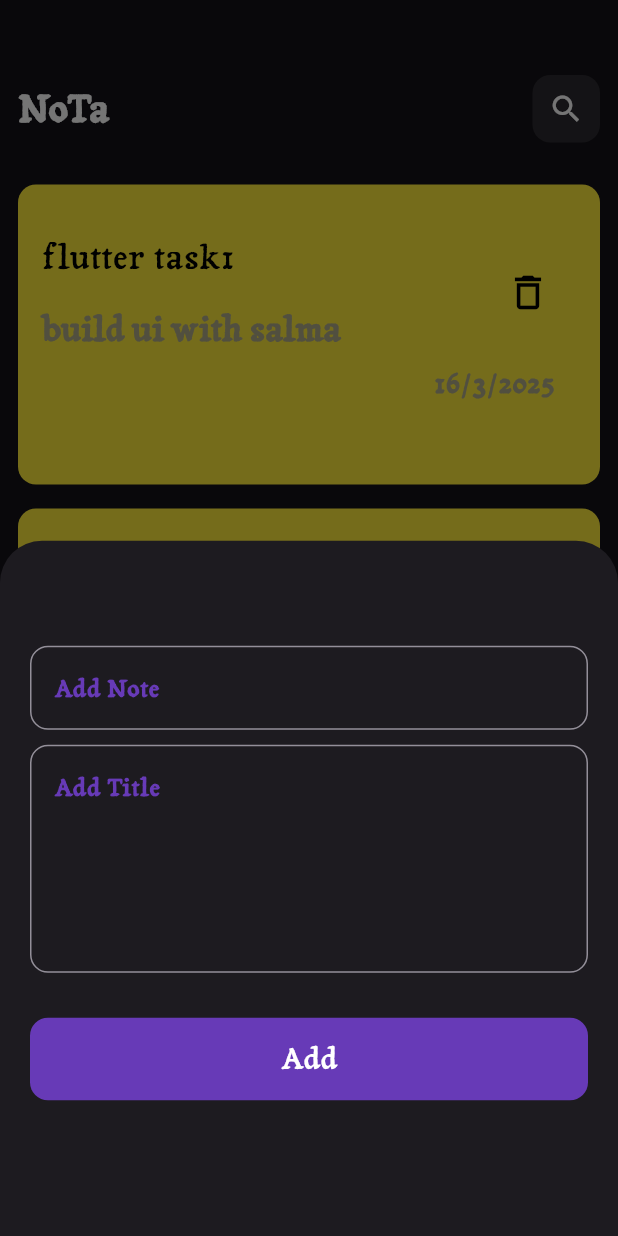
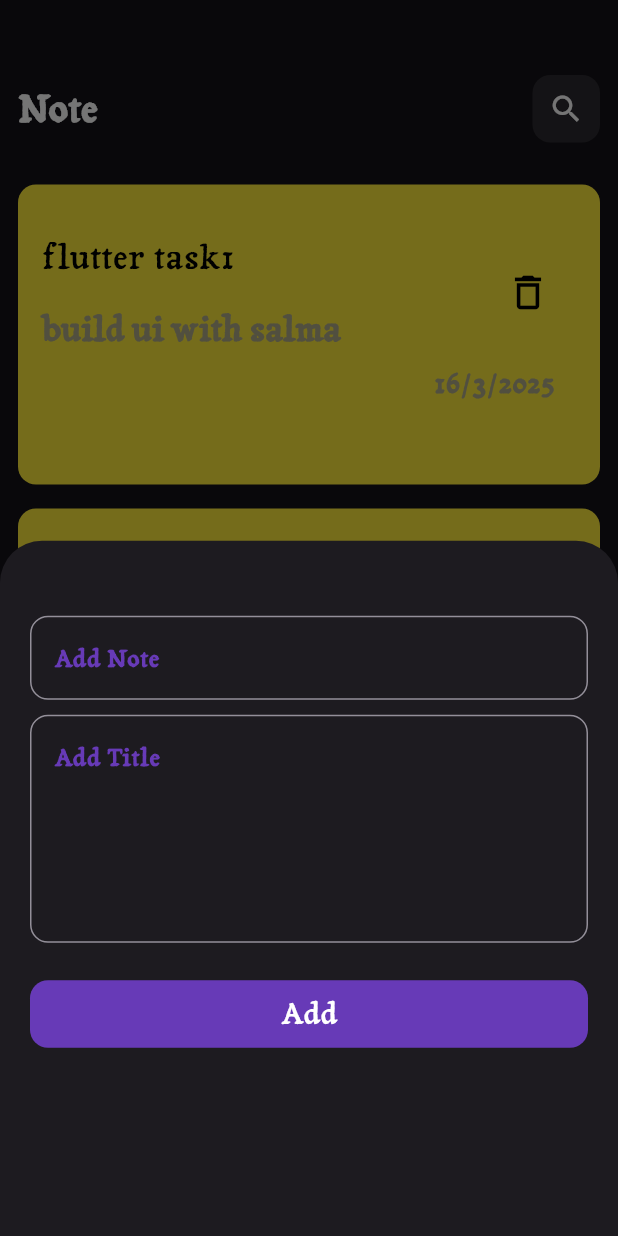
Before and after one commit to salmaalhadad0/nota, a Flutter app: the screen it shows after launch, after a tap on the "add" icon, on a phone screen of 412 x 824 dp. Run offline on Flutter 3.47's test engine with Material 3 defaults, Android fonts, the phone set to English and light mode, and no system bars.

Commit message:
finish ui

```diff
--- a/lib/widget/add_model_progress_sheet.dart
+++ b/lib/widget/add_model_progress_sheet.dart
@@ -1,5 +1,6 @@
 import 'package:flutter/material.dart';
 import 'package:nota/widget/custome_text_feild.dart';
+import 'package:nota/widget/customebottom.dart';
 
 class AddModelProgressSheet extends StatelessWidget {
   const AddModelProgressSheet({super.key});
@@ -10,25 +11,12 @@ class AddModelProgressSheet extends StatelessWidget {
       padding: const EdgeInsets.all(20.0),
       child: Column(
         children: [
-          SizedBox(height: 50),
+          SizedBox(height: 30),
           CustomeTextFeild(text: "Add Note", Maxlines: 1),
           SizedBox(height: 10),
           CustomeTextFeild(text: "Add Title", Maxlines: 5),
-          SizedBox(height: 30),
-          Container(
-            height: 55,
-            width: double.infinity,
-            decoration: BoxDecoration(
-              borderRadius: BorderRadius.circular(12),
-              color: Colors.deepPurple,
-            ),
-            child: Center(
-              child: Text(
-                "Add",
-                style: TextStyle(color: Colors.white, fontSize: 20),
-              ),
-            ),
-          ),
+          SizedBox(height: 25),
+          Customebottom(),
         ],
       ),
     );
--- /dev/null
+++ b/lib/widget/customebottom.dart
@@ -0,0 +1,20 @@
+import 'package:flutter/material.dart';
+
+class Customebottom extends StatelessWidget {
+  const Customebottom({super.key});
+
+  @override
+  Widget build(BuildContext context) {
+    return Container(
+      height: 45,
+      width: double.infinity,
+      decoration: BoxDecoration(
+        borderRadius: BorderRadius.circular(12),
+        color: Colors.deepPurple,
+      ),
+      child: Center(
+        child: Text("Add", style: TextStyle(color: Colors.white, fontSize: 20)),
+      ),
+    );
+  }
+}
--- a/lib/widget/nota_view_body.dart
+++ b/lib/widget/nota_view_body.dart
@@ -10,7 +10,7 @@ class NotaViewBody extends StatelessWidget {
     return Column(
       children: [
         SizedBox(height: 50),
-        NoteAppbar(),
+        NoteAppbar(text: "Note", icon: Icons.search),
         SizedBox(height: 20),
         Expanded(child: NoteListViewItem()),
       ],
--- a/lib/widget/note_appBar.dart
+++ b/lib/widget/note_appBar.dart
@@ -1,14 +1,16 @@
 import 'package:flutter/material.dart';
 
 class NoteAppbar extends StatelessWidget {
-  const NoteAppbar({super.key});
+  NoteAppbar({super.key, required this.text, required this.icon});
 
   @override
+  String text;
+  IconData icon;
   Widget build(BuildContext context) {
     return Row(
       children: [
         Text(
-          "NoTa",
+          text,
           style: TextStyle(
             color: Colors.white,
             fontWeight: FontWeight.bold,
@@ -23,7 +25,7 @@ class NoteAppbar extends StatelessWidget {
             borderRadius: BorderRadius.circular(12),
             color: Colors.white.withOpacity(.1),
           ),
-          child: Icon(Icons.search),
+          child: Icon(icon),
         ),
       ],
     );
--- a/lib/widget/note_item.dart
+++ b/lib/widget/note_item.dart
@@ -1,11 +1,19 @@
 import 'package:flutter/material.dart';
+import 'package:nota/screen/edit_view.dart';
 
 class NoteItem extends StatelessWidget {
   const NoteItem({super.key});
 
   @override
   Widget build(BuildContext context) {
-    return Container(
+    return GestureDetector(
+      onTap: () {
+        Navigator.push(
+          context,
+          MaterialPageRoute(builder: (context) => EditView()),
+        );
+      },
+      child: Container(
         height: 200,
         width: double.infinity,
         padding: EdgeInsets.only(top: 24, bottom: 24),
@@ -51,6 +59,7 @@ class NoteItem extends StatelessWidget {
             ),
           ],
         ),
+      ),
     );
   }
 }
```
Also changed, not shown: lib/screen/edit_view.dart (added, +29 -0 lines). Lines whose indentation alone changed are shown as unchanged.
